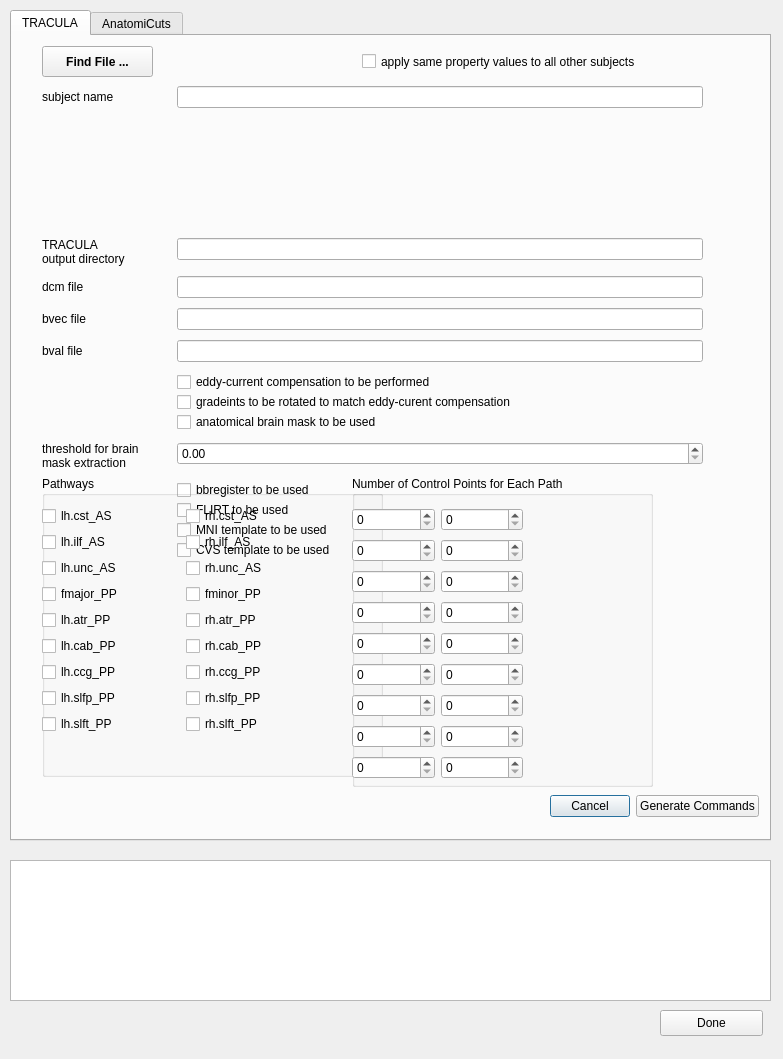
The window that diffusion_tool/configurationfileform.ui (freesurfer/freesurfer) describes before a commit, drawn with Qt 5.
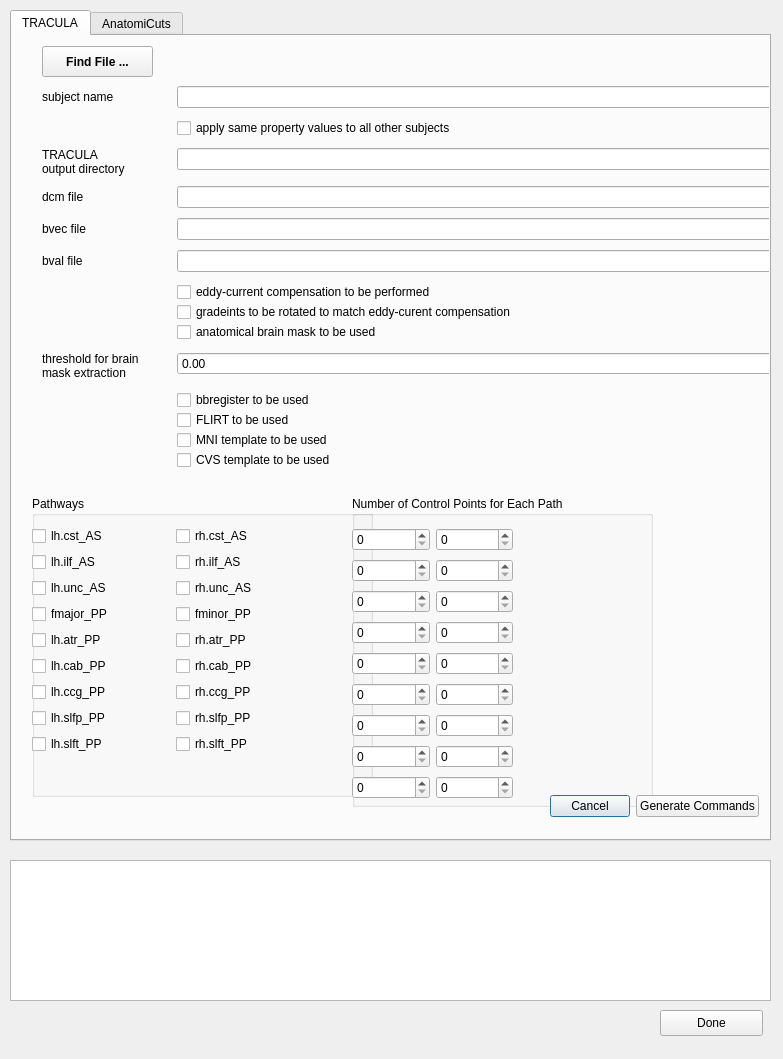
The same window after the commit.

Commit message:
diffusion tool updates (#492)
* wrote a CMakeList.txt file

* got rid of all automated files

* made some changes to the layout of the table

* made some improvements to the AnatomiCuts stuff

What changed in the file:
```diff
--- a/diffusion_tool/configurationfileform.ui
+++ b/diffusion_tool/configurationfileform.ui
@@ -37,8 +37,8 @@
       <rect>
        <x>30</x>
        <y>50</y>
-       <width>661</width>
-       <height>474</height>
+       <width>761</width>
+       <height>478</height>
       </rect>
      </property>
      <layout class="QFormLayout" name="formLayout">
@@ -201,25 +201,22 @@
        <widget class="QLineEdit" name="dtrootLineEdit"/>
       </item>
       <item row="2" column="1">
-       <spacer name="verticalSpacer_5">
-        <property name="orientation">
-         <enum>Qt::Vertical</enum>
+       <widget class="QCheckBox" name="checkBox_26">
+        <property name="text">
+         <string>apply same property values to all other subjects</string>
         </property>
-        <property name="sizeHint" stdset="0">
-         <size>
-          <width>20</width>
-          <height>10</height>
-         </size>
+        <property name="tristate">
+         <bool>false</bool>
         </property>
-       </spacer>
+       </widget>
       </item>
      </layout>
     </widget>
     <widget class="QGroupBox" name="groupBox">
      <property name="geometry">
       <rect>
-       <x>30</x>
-       <y>440</y>
+       <x>20</x>
+       <y>460</y>
        <width>341</width>
        <height>301</height>
       </rect>
@@ -441,7 +438,7 @@
      <property name="geometry">
       <rect>
        <x>340</x>
-       <y>440</y>
+       <y>460</y>
        <width>301</width>
        <height>311</height>
       </rect>
@@ -454,7 +451,7 @@
        <rect>
         <x>0</x>
         <y>30</y>
-        <width>171</width>
+        <width>161</width>
         <height>275</height>
        </rect>
       </property>
@@ -629,22 +626,6 @@
       </item>
      </layout>
     </widget>
-    <widget class="QCheckBox" name="checkBox_26">
-     <property name="geometry">
-      <rect>
-       <x>350</x>
-       <y>0</y>
-       <width>341</width>
-       <height>51</height>
-      </rect>
-     </property>
-     <property name="text">
-      <string>apply same property values to all other subjects</string>
-     </property>
-     <property name="tristate">
-      <bool>false</bool>
-     </property>
-    </widget>
     <widget class="QPushButton" name="pushButton_3">
      <property name="geometry">
       <rect>
```
Left out of the diff: 26 changed lines with no effect on the pictures. The commit also changes 2 other files.
